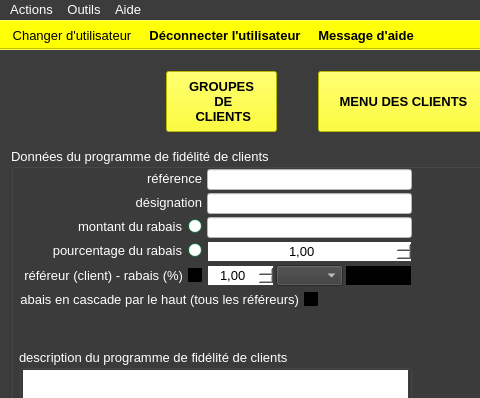
This is ui/crm/details/yeroth-erp-details-dun-programme-de-fidelite-clients-window.ui in xnoumbissinoundou/yeroth-erp-3.0 as Qt 5 draws it before an edit; both pictures show x 0 to 480 and y 0 to 398 of the 799 by 601 pixel window. The edited form follows.
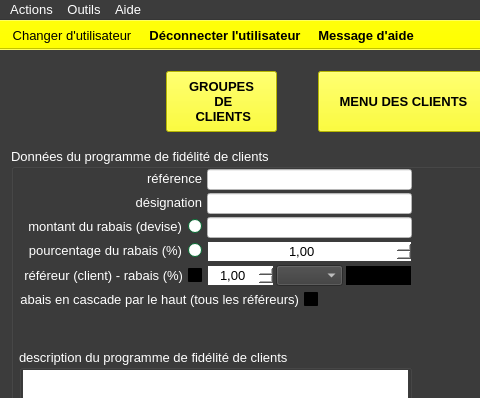
This is the edited form. Icons and pictures are not drawn. Custom widgets are drawn as their Qt base class.

What changed in the file:
```diff
--- a/ui/crm/details/yeroth-erp-details-dun-programme-de-fidelite-clients-window.ui
+++ b/ui/crm/details/yeroth-erp-details-dun-programme-de-fidelite-clients-window.ui
@@ -3617,7 +3617,7 @@
       <enum>Qt::RightToLeft</enum>
      </property>
      <property name="text">
-      <string>montant du rabais</string>
+      <string>montant du rabais (devise)</string>
      </property>
     </widget>
     <widget class="QRadioButton" name="radioButton_pourcentage_du_rabais">
@@ -4048,7 +4048,7 @@
       <enum>Qt::RightToLeft</enum>
      </property>
      <property name="text">
-      <string>pourcentage du rabais</string>
+      <string>pourcentage du rabais (%)</string>
      </property>
     </widget>
     <widget class="QCheckBox" name="checkBox_refereur_details_dun_programme_de_fidelite_clients_pourcentage_rabais">
```
Left out of the diff: 6 changed lines with no effect on the pictures.
